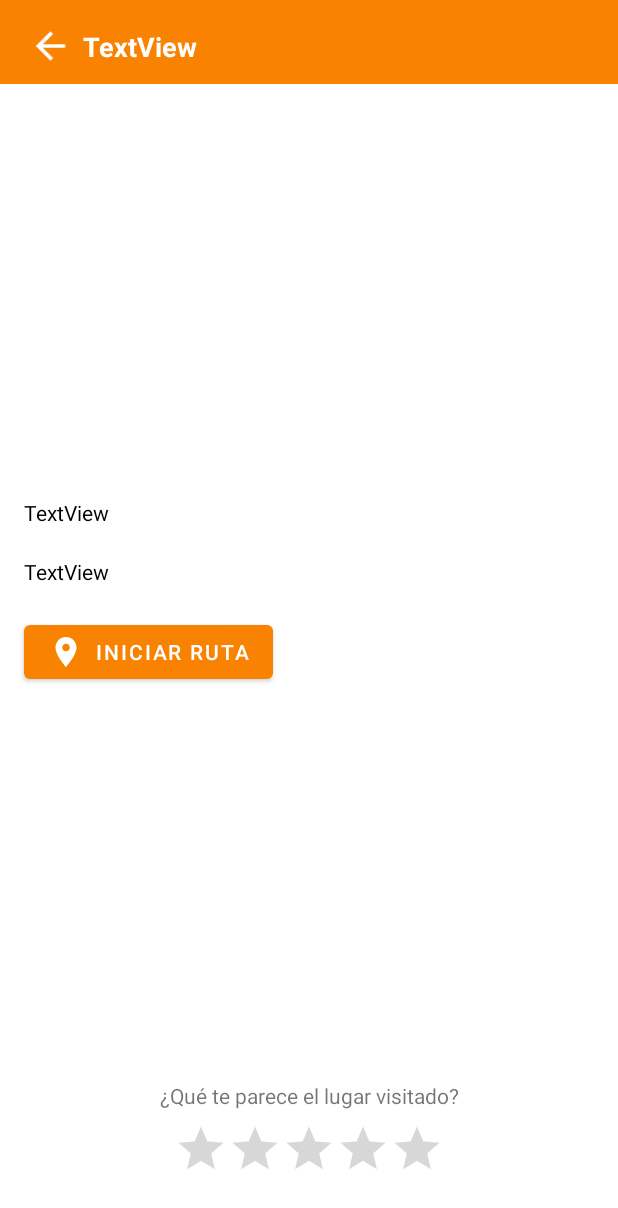
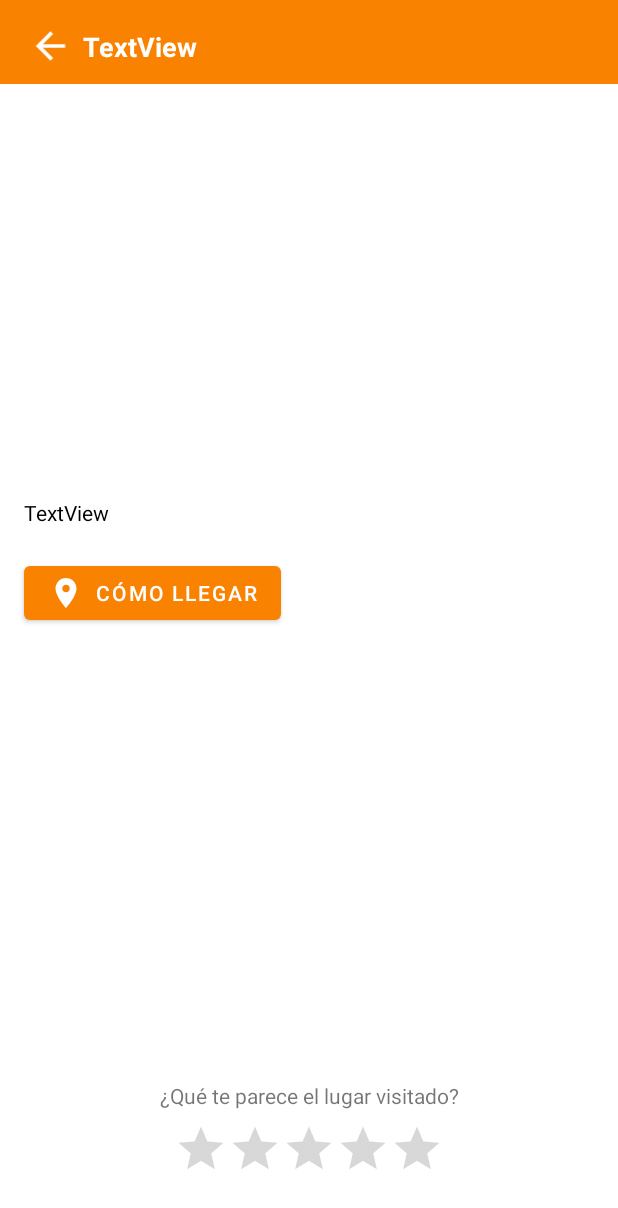
Before and after one commit to DomingoLopez/Discover, an Android app: the PlaceDetailsActivity screen opened directly, with no data from a screen before it, on a phone screen of 412 x 824 dp. Shown: the top 1208 px of the screen. Run offline under Robolectric (Android 15) with nearby library versions, the phone set to English and light mode, and no system bars; our stand-ins replace Room's generated code; 4 statements that could not run were skipped.

Commit message:
Retoques de la app. Solo falta iniciar la ruta a la posición y en el onResume comprobar que las coordenadas actuales están en el radio de no se, un kilómetro

```diff
--- a/app/src/main/java/com/hdrescuer/supportyourdiscoveries/ui/ui/placedetails/PlaceDetailsActivity.java
+++ b/app/src/main/java/com/hdrescuer/supportyourdiscoveries/ui/ui/placedetails/PlaceDetailsActivity.java
@@ -111,7 +111,7 @@ public class PlaceDetailsActivity extends AppCompatActivity implements View.OnCl
         this.title.setText(this.place.getTitle());
         this.description.setText(this.place.getDescription());
 
-        if(!this.authorPlaceValorationEntity.isVisited()){
+        if(this.authorPlaceValorationEntity!= null && !this.authorPlaceValorationEntity.isVisited()){
             this.vote.setText("Aún no has visitado este lugar. ¡Llega hasta el lugar para valorarlo!");
         }else{
             this.vote.setText("¿Qué te parece el lugar visitado?");
--- a/app/src/main/res/layout/activity_place_details.xml
+++ b/app/src/main/res/layout/activity_place_details.xml
@@ -69,37 +69,24 @@
         android:layout_width="0dp"
         android:layout_height="wrap_content"
         android:layout_marginStart="16dp"
-        android:layout_marginTop="20dp"
+        android:layout_marginTop="16dp"
         android:layout_marginEnd="16dp"
         android:text="TextView"
         android:textColor="@color/black"
         app:layout_constraintEnd_toEndOf="parent"
         app:layout_constraintHorizontal_bias="0.0"
         app:layout_constraintStart_toStartOf="parent"
-        app:layout_constraintTop_toBottomOf="@+id/addressDetails" />
+        app:layout_constraintTop_toBottomOf="@+id/viewPagerDetails" />
 
     <Button
         android:id="@+id/btnMaps"
         android:layout_width="wrap_content"
         android:layout_height="wrap_content"
         android:layout_marginTop="20dp"
-        android:text="Iniciar Ruta"
+        android:text="Cómo llegar"
         app:icon="@drawable/ic_baseline_location_on_24"
         app:layout_constraintStart_toStartOf="@+id/detailsDescription"
         app:layout_constraintTop_toBottomOf="@+id/detailsDescription" />
-
-    <TextView
-        android:id="@+id/addressDetails"
-        android:layout_width="0dp"
-        android:layout_height="wrap_content"
-        android:layout_marginStart="16dp"
-        android:layout_marginTop="16dp"
-        android:layout_marginEnd="16dp"
-        android:text="TextView"
-        android:textColor="@color/black"
-        app:layout_constraintEnd_toEndOf="parent"
-        app:layout_constraintStart_toStartOf="@+id/viewPagerDetails"
-        app:layout_constraintTop_toBottomOf="@+id/viewPagerDetails" />
 
     <TextView
         android:id="@+id/tvVoteThisPlace"
```
Also changed, not shown: app/src/main/java/com/hdrescuer/supportyourdiscoveries/ui/ui/myplaces/createplace/NewPlaceDialogFragment.java (+17 -17 lines).
